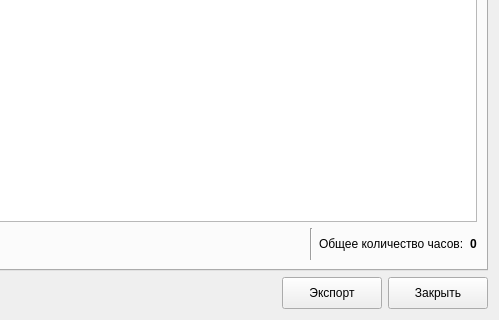
Above: dialogprojectplan.ui from molotov-dmitry/work-report before the change; both pictures show x 525 to 1024 and y 255 to 575 of the 1024 by 575 pixel window. Below: the same form after it.
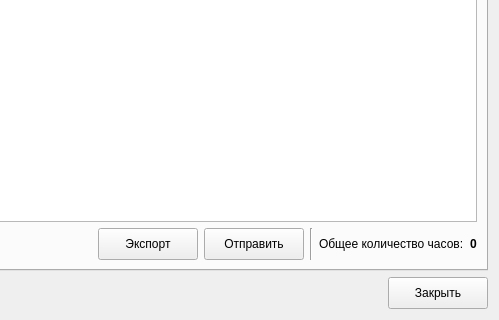
That is the form after the change. Icons and pictures are not drawn. Custom widgets are drawn as their Qt base class.

Commit message: Added month plan export.

```diff
--- a/dialogprojectplan.ui
+++ b/dialogprojectplan.ui
@@ -353,6 +353,32 @@
            </property>
           </spacer>
          </item>
+         <item>
+          <widget class="QToolButton" name="buttonExport">
+           <property name="minimumSize">
+            <size>
+             <width>100</width>
+             <height>32</height>
+            </size>
+           </property>
+           <property name="text">
+            <string>Экспорт</string>
+           </property>
+          </widget>
+         </item>
+         <item>
+          <widget class="QToolButton" name="buttonSend">
+           <property name="minimumSize">
+            <size>
+             <width>100</width>
+             <height>32</height>
+            </size>
+           </property>
+           <property name="text">
+            <string>Отправить</string>
+           </property>
+          </widget>
+         </item>
          <item>
           <widget class="Line" name="line_2">
            <property name="orientation">
@@ -401,19 +427,6 @@
        </property>
       </spacer>
      </item>
-     <item>
-      <widget class="QToolButton" name="buttonExport">
-       <property name="minimumSize">
-        <size>
-         <width>100</width>
-         <height>32</height>
-        </size>
-       </property>
-       <property name="text">
-        <string>Экспорт</string>
-       </property>
-      </widget>
-     </item>
      <item>
       <widget class="QToolButton" name="buttonClose">
        <property name="minimumSize">
```
The commit also changes 3 other files.
